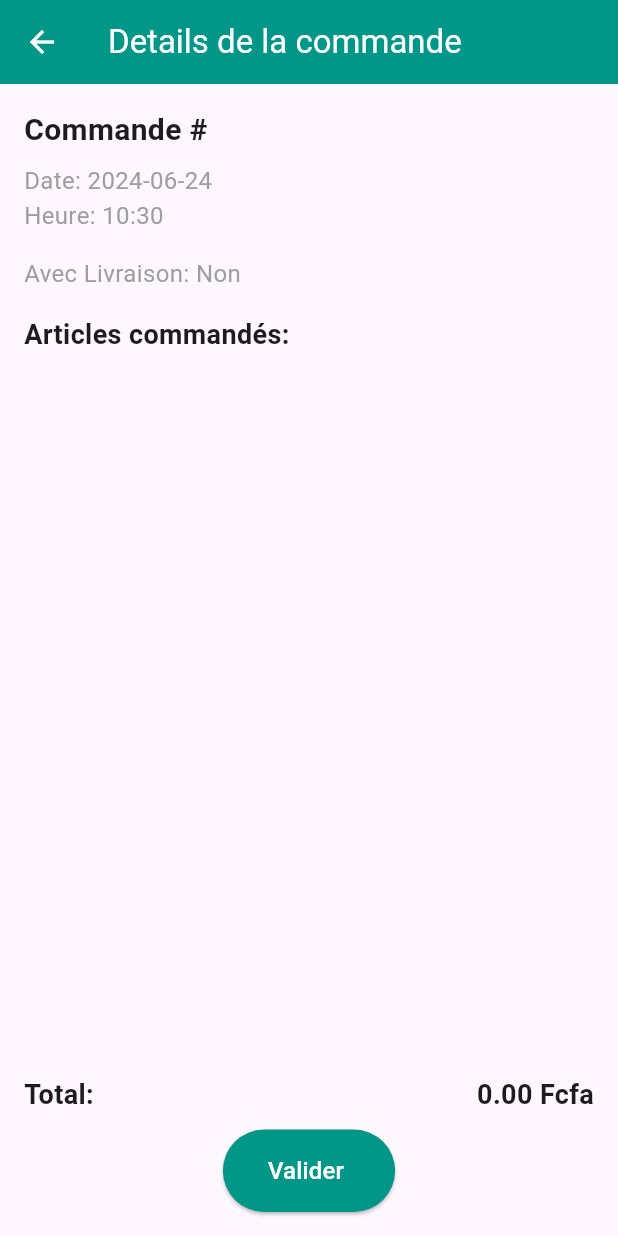
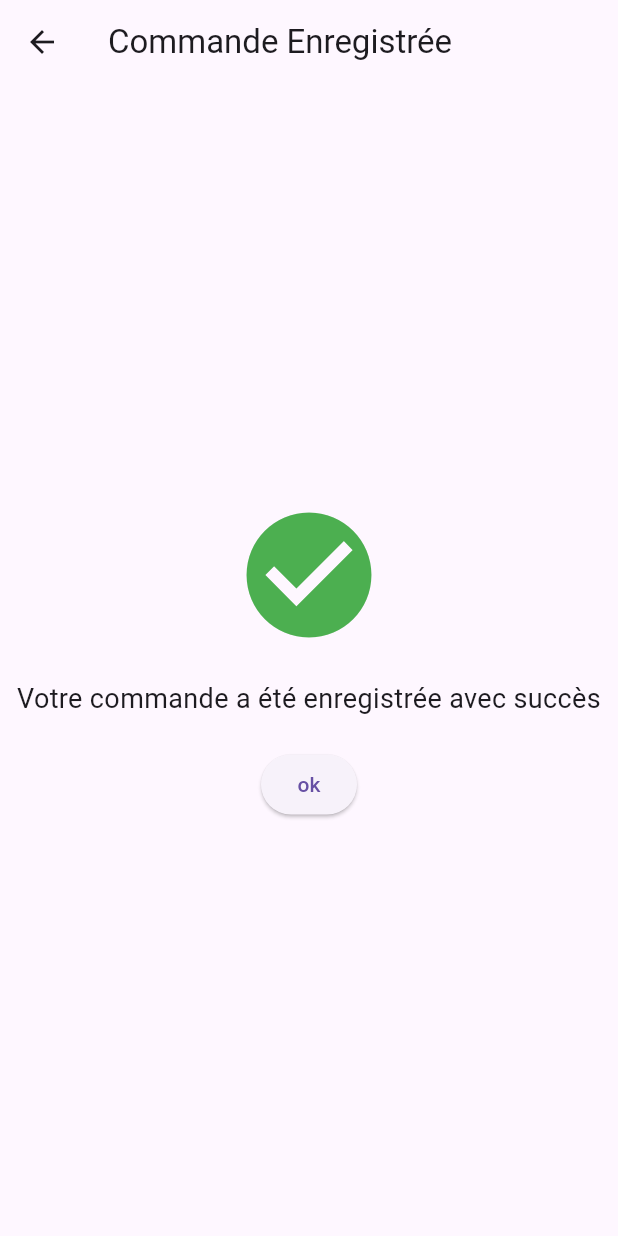
Before and after one commit to merveilleesp/my_pharma-Front_end, a Flutter app: the CommandePage screen opened directly with empty values, after a tap on "Valider", on a phone screen of 412 x 824 dp. Run offline on Flutter 3.47's test engine with Material 3 defaults, Android fonts, the phone set to English and light mode, and no system bars; our stand-ins replace flutter_map, fluttertoast, geolocator, latlong2, shared_preferences; missing offline and left inert: kkiapay_flutter_sdk, mailer; accounts and stored records are empty; network calls fail.

Commit message:
24/06/2024

```diff
--- /dev/null
+++ b/lib/CommandeEnregistreePage .dart
@@ -0,0 +1,43 @@
+import 'package:flutter/material.dart';
+import 'package:my_pharma/medicaments.dart';
+
+class CommandeEnregistreePage extends StatelessWidget {
+  @override
+  Widget build(BuildContext context) {
+    return Scaffold(
+      appBar: AppBar(
+        title: Text('Commande Enregistrée'),
+      ),
+      body: Center(
+        child: Column(
+          mainAxisAlignment: MainAxisAlignment.center,
+          children: [
+            Icon(
+              Icons.check_circle,
+              color: Colors.green,
+              size: 100,
+            ),
+            SizedBox(height: 20),
+            Text(
+              'Votre commande a été enregistrée avec succès',
+              style: TextStyle(fontSize: 18),
+              textAlign: TextAlign.center,
+            ),
+            SizedBox(height: 20),
+            ElevatedButton(
+              onPressed: () {
+                Navigator.push(
+                  context,
+                  MaterialPageRoute(
+                    builder: (context) => Medicaments(),
+                  ),
+                );
+              },
+              child: Text('ok'),
+            ),
+          ],
+        ),
+      ),
+    );
+  }
+}
--- a/lib/commande.dart
+++ b/lib/commande.dart
@@ -2,6 +2,7 @@ import 'dart:convert';
 
 import 'package:flutter/material.dart';
 import 'API.dart';
+import 'CommandeEnregistreePage .dart';
 import 'Models/Commande.dart';
 import 'Models/MedicamentCartItem.dart';
 import 'package:http/http.dart' as http;
@@ -142,6 +143,12 @@ class CommandePage extends StatelessWidget {
               alignment: Alignment.center,
               child: ElevatedButton(
                 onPressed: () {
+                  Navigator.push(
+                    context,
+                    MaterialPageRoute(
+                      builder: (context) => CommandeEnregistreePage(),
+                    ),
+                  );
                   validerCommande(idUtilisateur);
                 },
                 style: ElevatedButton.styleFrom(
```
Also changed, not shown: 1 other file.
